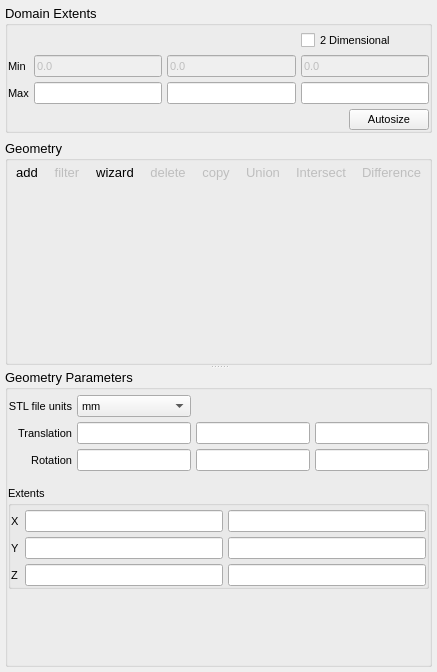
Before: the Qt Designer form gui/uifiles/geometry.ui in truongd8593/mfix, drawn with Qt 5.
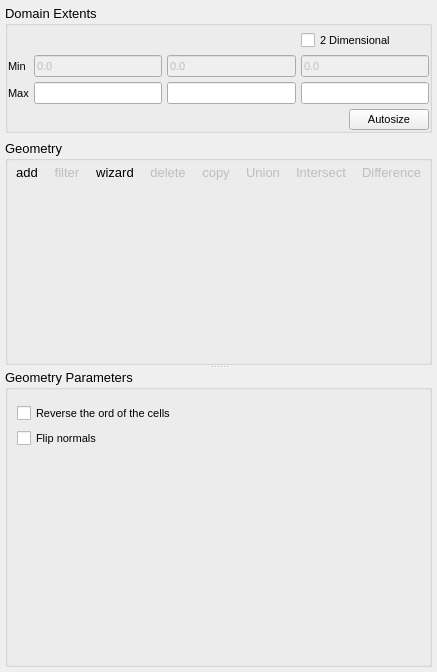
After: the same form once the commit is applied. Custom widgets are drawn as their Qt base class.

Commit message: added reverseSence filter, fixed stl output

```diff
--- a/gui/uifiles/geometry.ui
+++ b/gui/uifiles/geometry.ui
@@ -484,7 +484,7 @@
           </font>
          </property>
          <property name="currentIndex">
-          <number>19</number>
+          <number>31</number>
          </property>
          <widget class="QWidget" name="none"/>
          <widget class="QWidget" name="sphere">
@@ -2956,6 +2956,37 @@
            </item>
           </layout>
          </widget>
+         <widget class="QWidget" name="reverse_sense">
+          <layout class="QGridLayout" name="gridLayout_12">
+           <item row="1" column="0">
+            <widget class="QCheckBox" name="checkbox_reversenormals">
+             <property name="text">
+              <string>Flip normals</string>
+             </property>
+            </widget>
+           </item>
+           <item row="0" column="0">
+            <widget class="QCheckBox" name="checkbox_reversecells">
+             <property name="text">
+              <string>Reverse the ord of the cells</string>
+             </property>
+            </widget>
+           </item>
+           <item row="2" column="0">
+            <spacer name="verticalSpacer_9">
+             <property name="orientation">
+              <enum>Qt::Vertical</enum>
+             </property>
+             <property name="sizeHint" stdset="0">
+              <size>
+               <width>20</width>
+               <height>40</height>
+              </size>
+             </property>
+            </spacer>
+           </item>
+          </layout>
+         </widget>
          <widget class="QWidget" name="boolean">
           <layout class="QGridLayout" name="gridLayout_31">
            <property name="margin">
```
The commit also changes 2 other files.
